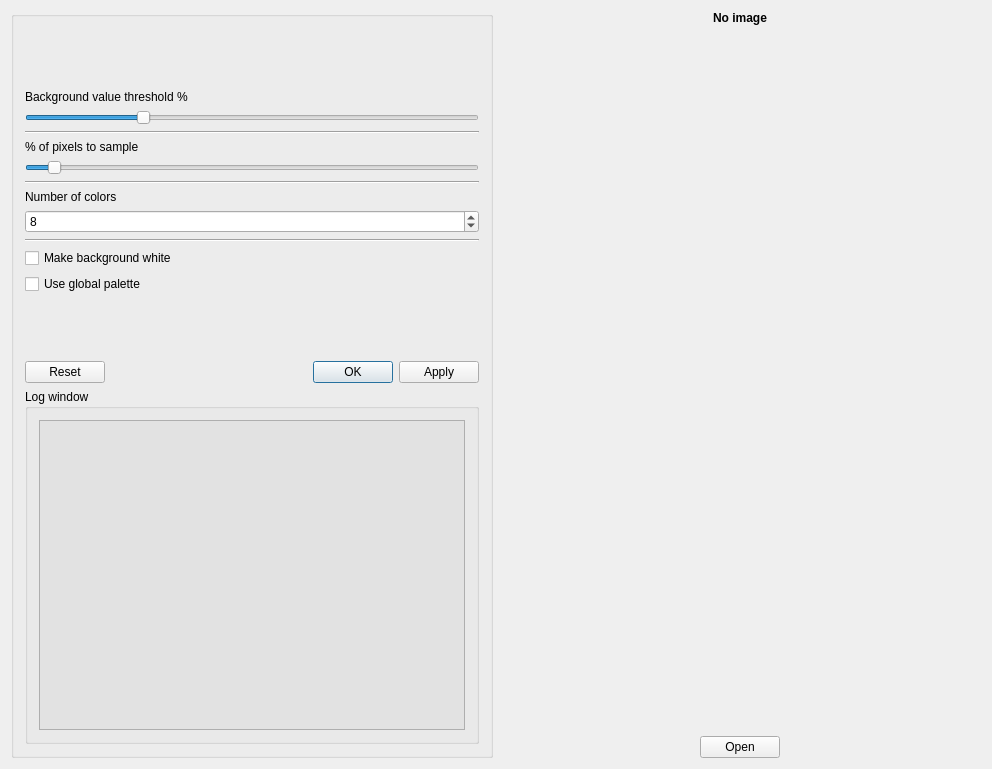
Before: the Qt Designer form noteshrinkdialog.ui in clapautius/noteshrink-qt, drawn with Qt 5.
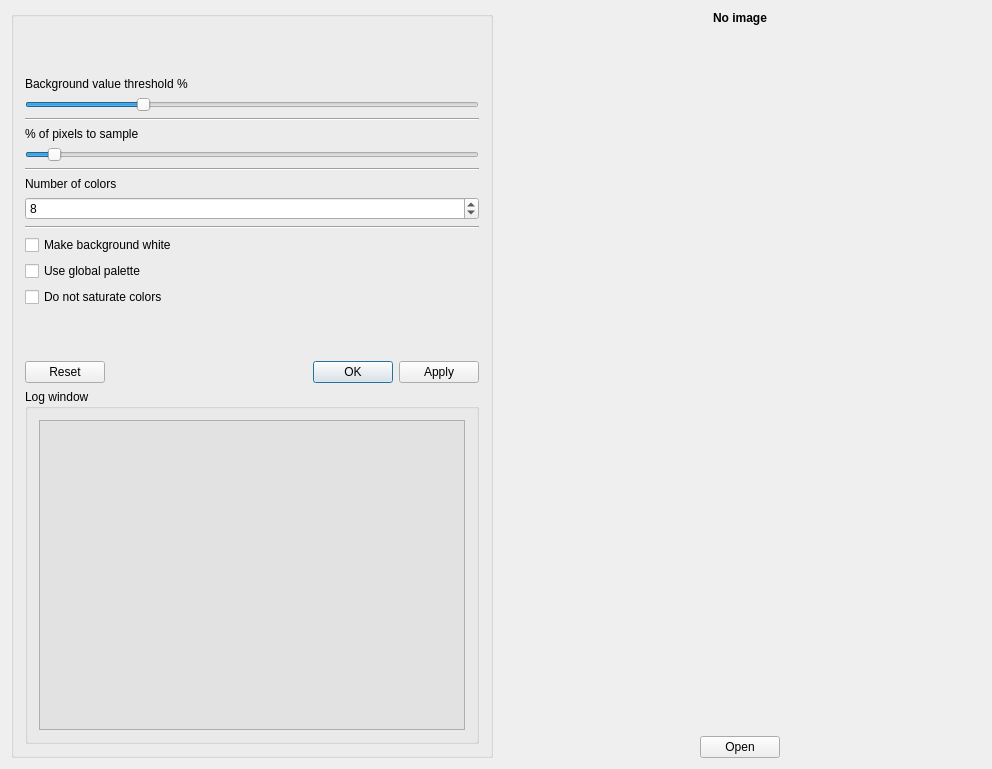
After: the same form once the commit is applied.

Commit message: Add 'do not saturate colors' option.

```diff
--- a/noteshrinkdialog.ui
+++ b/noteshrinkdialog.ui
@@ -124,6 +124,13 @@
           </property>
          </widget>
         </item>
+        <item>
+         <widget class="QCheckBox" name="m_do_not_saturate">
+          <property name="text">
+           <string>Do not saturate colors</string>
+          </property>
+         </widget>
+        </item>
         <item>
          <spacer name="verticalSpacer_2">
           <property name="orientation">
```
The commit also changes 1 other file.
